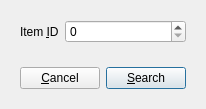
Old version of the form src/gtatools-gui/src/src/formats/ide/IDESearchWidget.ui in the repository alemariusnexus/gtatools.
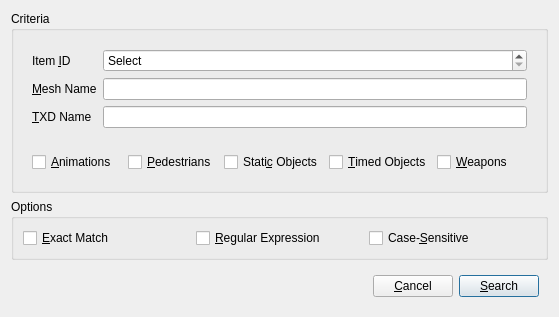
New version of the form.

Commit message: - Changed IDE_TYPE_* constants to an enum with pattern IDEType* - Enhanced IDE search support in gtatools-gui: Searching for mesh and TXD name as well as IDE types is now possible

```diff
--- a/src/gtatools-gui/src/src/formats/ide/IDESearchWidget.ui
+++ b/src/gtatools-gui/src/src/formats/ide/IDESearchWidget.ui
@@ -6,8 +6,8 @@
    <rect>
     <x>0</x>
     <y>0</y>
-    <width>193</width>
-    <height>73</height>
+    <width>559</width>
+    <height>273</height>
    </rect>
   </property>
   <property name="windowTitle">
@@ -15,6 +15,12 @@
   </property>
   <layout class="QVBoxLayout" name="verticalLayout">
    <item>
+    <widget class="QGroupBox" name="groupBox">
+     <property name="title">
+      <string>Criteria</string>
+     </property>
+     <layout class="QVBoxLayout" name="verticalLayout_2">
+      <item>
     <widget class="QWidget" name="widget" native="true">
      <layout class="QFormLayout" name="formLayout">
       <item row="0" column="0">
@@ -41,6 +47,9 @@
         <property name="buttonSymbols">
          <enum>QAbstractSpinBox::UpDownArrows</enum>
         </property>
+           <property name="specialValueText">
+            <string>Select</string>
+           </property>
         <property name="accelerated">
          <bool>false</bool>
         </property>
@@ -50,8 +59,114 @@
         <property name="prefix">
          <string/>
         </property>
+           <property name="minimum">
+            <number>-1</number>
+           </property>
         <property name="maximum">
          <number>2147483647</number>
+           </property>
+           <property name="value">
+            <number>-1</number>
+           </property>
+          </widget>
+         </item>
+         <item row="1" column="0">
+          <widget class="QLabel" name="label_2">
+           <property name="text">
+            <string>&amp;Mesh Name</string>
+           </property>
+           <property name="buddy">
+            <cstring>meshNameField</cstring>
+           </property>
+          </widget>
+         </item>
+         <item row="1" column="1">
+          <widget class="QLineEdit" name="meshNameField"/>
+         </item>
+         <item row="2" column="0">
+          <widget class="QLabel" name="label_3">
+           <property name="text">
+            <string>&amp;TXD Name</string>
+           </property>
+           <property name="buddy">
+            <cstring>txdNameField</cstring>
+           </property>
+          </widget>
+         </item>
+         <item row="2" column="1">
+          <widget class="QLineEdit" name="txdNameField"/>
+         </item>
+        </layout>
+       </widget>
+      </item>
+      <item>
+       <widget class="QWidget" name="widget_3" native="true">
+        <layout class="QHBoxLayout" name="horizontalLayout_3">
+         <item>
+          <widget class="QCheckBox" name="animBox">
+           <property name="text">
+            <string>&amp;Animations</string>
+           </property>
+          </widget>
+         </item>
+         <item>
+          <widget class="QCheckBox" name="pedBox">
+           <property name="text">
+            <string>&amp;Pedestrians</string>
+           </property>
+          </widget>
+         </item>
+         <item>
+          <widget class="QCheckBox" name="sobjBox">
+           <property name="text">
+            <string>Stati&amp;c Objects</string>
+           </property>
+          </widget>
+         </item>
+         <item>
+          <widget class="QCheckBox" name="tobjBox">
+           <property name="text">
+            <string>&amp;Timed Objects</string>
+           </property>
+          </widget>
+         </item>
+         <item>
+          <widget class="QCheckBox" name="weaponBox">
+           <property name="text">
+            <string>&amp;Weapons</string>
+           </property>
+          </widget>
+         </item>
+        </layout>
+       </widget>
+      </item>
+     </layout>
+    </widget>
+   </item>
+   <item>
+    <widget class="QGroupBox" name="groupBox">
+     <property name="title">
+      <string>Options</string>
+     </property>
+     <layout class="QHBoxLayout" name="horizontalLayout_2">
+      <item>
+       <widget class="QCheckBox" name="exactBox">
+        <property name="text">
+         <string>&amp;Exact Match</string>
+        </property>
+       </widget>
+      </item>
+      <item>
+       <widget class="QCheckBox" name="regexBox">
+        <property name="text">
+         <string>&amp;Regular Expression</string>
+        </property>
+       </widget>
+      </item>
+      <item>
+       <widget class="QCheckBox" name="caseBox">
+        <property name="text">
+         <string>Case-&amp;Sensitive</string>
         </property>
        </widget>
       </item>
```
Lines whose indentation alone changed are shown as unchanged. The commit also changes 16 other files.
